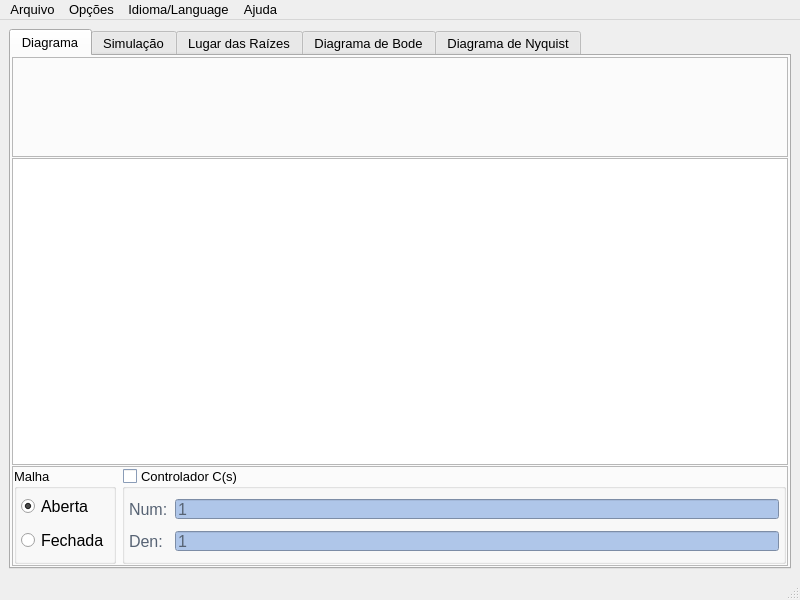
Qt form LabControle2/MainWindow.ui (miguelmoreto/labcontrole) before a commit.
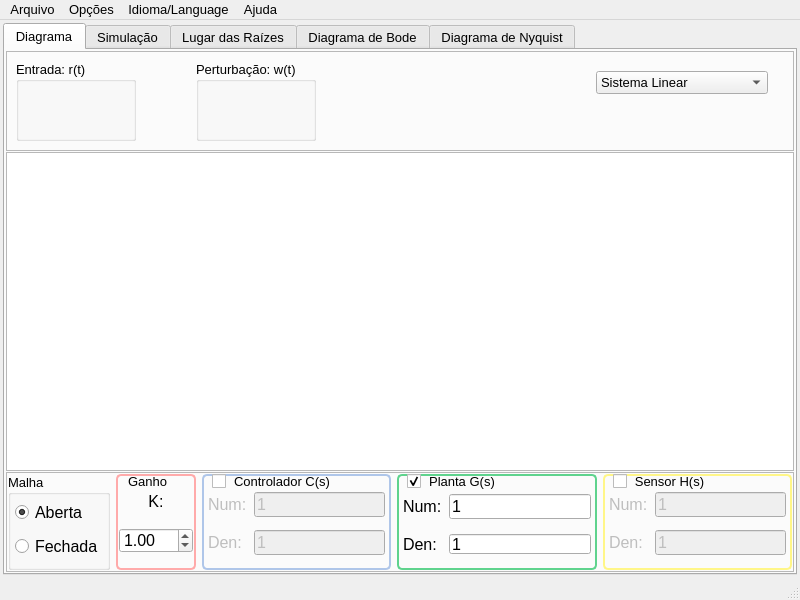
The same form after that commit. Custom widgets are drawn as their Qt base class.

```diff
--- a/LabControle2/MainWindow.ui
+++ b/LabControle2/MainWindow.ui
@@ -26,6 +26,9 @@
   </property>
   <widget class="QWidget" name="centralwidget">
    <layout class="QVBoxLayout" name="verticalLayout">
+    <property name="margin">
+     <number>3</number>
+    </property>
     <item>
      <widget class="QTabWidget" name="tabWidget">
       <property name="font">
@@ -63,6 +66,58 @@
           <property name="frameShadow">
            <enum>QFrame::Raised</enum>
           </property>
+          <widget class="QGroupBox" name="groupBoxRt">
+           <property name="geometry">
+            <rect>
+             <x>10</x>
+             <y>10</y>
+             <width>120</width>
+             <height>80</height>
+            </rect>
+           </property>
+           <property name="title">
+            <string>Entrada: r(t)</string>
+           </property>
+          </widget>
+          <widget class="QGroupBox" name="groupBoxWt">
+           <property name="geometry">
+            <rect>
+             <x>190</x>
+             <y>10</y>
+             <width>120</width>
+             <height>80</height>
+            </rect>
+           </property>
+           <property name="title">
+            <string>Perturbação: w(t)</string>
+           </property>
+          </widget>
+          <widget class="QComboBox" name="comboBoxSys">
+           <property name="geometry">
+            <rect>
+             <x>590</x>
+             <y>20</y>
+             <width>169</width>
+             <height>22</height>
+            </rect>
+           </property>
+           <property name="toolTip">
+            <string>Seleção do tipo de sistema a ser analisado</string>
+           </property>
+           <property name="sizeAdjustPolicy">
+            <enum>QComboBox::AdjustToContents</enum>
+           </property>
+           <item>
+            <property name="text">
+             <string>Sistema Linear</string>
+            </property>
+           </item>
+           <item>
+            <property name="text">
+             <string>Sistema não-linear (N/A)</string>
+            </property>
+           </item>
+          </widget>
          </widget>
         </item>
         <item>
@@ -92,6 +147,11 @@
            </property>
            <item>
             <widget class="QGroupBox" name="groupBoxMalha">
+             <property name="font">
+              <font>
+               <pointsize>10</pointsize>
+              </font>
+             </property>
              <property name="toolTip">
               <string>Abre/fecha a malha de realimentação</string>
              </property>
@@ -150,432 +210,168 @@
              </layout>
             </widget>
            </item>
+           <item>
+            <widget class="QGroupBox" name="groupBoxK">
+             <property name="minimumSize">
+              <size>
+               <width>80</width>
+               <height>0</height>
+              </size>
+             </property>
+             <property name="font">
+              <font>
+               <pointsize>10</pointsize>
+              </font>
+             </property>
+             <property name="toolTip">
+              <string>Ajuste do ganho de malha direta K</string>
+             </property>
+             <property name="styleSheet">
+              <string notr="true">QGroupBox {border-width: 2px; border-style: solid;
+border-color: rgb(255, 170, 170);
+border-radius: 5px;}
+QGroupBox::title {
+     background-color: transparent;
+     subcontrol-origin: border;
+     subcontrol-position: top left; /* position at the top center */
+     padding: 0 10px;
+ }</string>
+             </property>
+             <property name="title">
+              <string>Ganho</string>
+             </property>
+             <layout class="QVBoxLayout" name="verticalLayout_5">
+              <property name="leftMargin">
+               <number>1</number>
+              </property>
+              <property name="topMargin">
+               <number>4</number>
+              </property>
+              <property name="rightMargin">
+               <number>1</number>
+              </property>
+              <property name="bottomMargin">
+               <number>4</number>
+              </property>
+              <item>
+               <widget class="QLabel" name="labelK">
+                <property name="sizePolicy">
+                 <sizepolicy hsizetype="Expanding" vsizetype="Preferred">
+                  <horstretch>0</horstretch>
+                  <verstretch>0</verstretch>
+                 </sizepolicy>
+                </property>
+                <property name="minimumSize">
+                 <size>
+                  <width>0</width>
+                  <height>20</height>
+                 </size>
+                </property>
+                <property name="maximumSize">
+                 <size>
+                  <width>200</width>
+                  <height>20</height>
+                 </size>
+                </property>
+                <property name="font">
+                 <font>
+                  <pointsize>12</pointsize>
+                 </font>
+                </property>
+                <property name="toolTip">
+                 <string>Ajuste do ganho de malha direta K</string>
+                </property>
+                <property name="layoutDirection">
+                 <enum>Qt::LeftToRight</enum>
+                </property>
+                <property name="text">
+                 <string notr="true">K:</string>
+                </property>
+                <property name="alignment">
+                 <set>Qt::AlignCenter</set>
+                </property>
+               </widget>
+              </item>
+              <item>
+               <widget class="QDoubleSpinBox" name="doubleSpinBox">
+                <property name="sizePolicy">
+                 <sizepolicy hsizetype="Expanding" vsizetype="Fixed">
+                  <horstretch>0</horstretch>
+                  <verstretch>0</verstretch>
+                 </sizepolicy>
+                </property>
+                <property name="minimumSize">
+                 <size>
+                  <width>0</width>
+                  <height>25</height>
+                 </size>
+                </property>
+                <property name="maximumSize">
+                 <size>
+                  <width>16777215</width>
+                  <height>25</height>
+                 </size>
+                </property>
+                <property name="font">
+                 <font>
+                  <pointsize>12</pointsize>
+                  <weight>50</weight>
+                  <bold>false</bold>
+                 </font>
+                </property>
+                <property name="toolTip">
+                 <string>Ajuste do ganho de malha direta K</string>
+                </property>
+                <property name="minimum">
+                 <double>-200.000000000000000</double>
+                </property>
+                <property name="maximum">
+                 <double>200.000000000000000</double>
+                </property>
+                <property name="value">
+                 <double>1.000000000000000</double>
+                </property>
+               </widget>
+              </item>
+             </layout>
+            </widget>
+           </item>
            <item>
             <widget class="QGroupBox" name="groupBoxC">
              <property name="enabled">
               <bool>true</bool>
              </property>
-             <property name="palette">
-              <palette>
-               <active>
-                <colorrole role="WindowText">
-                 <brush brushstyle="SolidPattern">
-                  <color alpha="255">
-                   <red>0</red>
-                   <green>0</green>
-                   <blue>0</blue>
-                  </color>
-                 </brush>
-                </colorrole>
-                <colorrole role="Button">
-                 <brush brushstyle="SolidPattern">
-                  <color alpha="255">
-                   <red>175</red>
-                   <green>198</green>
-                   <blue>233</blue>
-                  </color>
-                 </brush>
-                </colorrole>
-                <colorrole role="Light">
-                 <brush brushstyle="SolidPattern">
-                  <color alpha="255">
-                   <red>255</red>
-                   <green>255</green>
-                   <blue>255</blue>
-                  </color>
-                 </brush>
-                </colorrole>
-                <colorrole role="Midlight">
-                 <brush brushstyle="SolidPattern">
-                  <color alpha="255">
-                   <red>215</red>
-                   <green>226</green>
-                   <blue>244</blue>
-                  </color>
-                 </brush>
-                </colorrole>
-                <colorrole role="Dark">
-                 <brush brushstyle="SolidPattern">
-                  <color alpha="255">
-                   <red>87</red>
-                   <green>99</green>
-                   <blue>116</blue>
-                  </color>
-                 </brush>
-                </colorrole>
-                <colorrole role="Mid">
-                 <brush brushstyle="SolidPattern">
-                  <color alpha="255">
-                   <red>117</red>
-                   <green>132</green>
-                   <blue>155</blue>
-                  </color>
-                 </brush>
-                </colorrole>
-                <colorrole role="Text">
-                 <brush brushstyle="SolidPattern">
-                  <color alpha="255">
-                   <red>0</red>
-                   <green>0</green>
-                   <blue>0</blue>
-                  </color>
-                 </brush>
-                </colorrole>
-                <colorrole role="BrightText">
-                 <brush brushstyle="SolidPattern">
-                  <color alpha="255">
-                   <red>255</red>
-                   <green>255</green>
-                   <blue>255</blue>
-                  </color>
-                 </brush>
-                </colorrole>
-                <colorrole role="ButtonText">
-                 <brush brushstyle="SolidPattern">
-                  <color alpha="255">
-                   <red>0</red>
-                   <green>0</green>
-                   <blue>0</blue>
-                  </color>
-                 </brush>
-                </colorrole>
-                <colorrole role="Base">
-                 <brush brushstyle="SolidPattern">
-                  <color alpha="255">
-                   <red>255</red>
-                   <green>255</green>
-                   <blue>255</blue>
-                  </color>
-                 </brush>
-                </colorrole>
-                <colorrole role="Window">
-                 <brush brushstyle="SolidPattern">
-                  <color alpha="255">
-                   <red>175</red>
-                   <green>198</green>
-                   <blue>233</blue>
-                  </color>
-                 </brush>
-                </colorrole>
-                <colorrole role="Shadow">
-                 <brush brushstyle="SolidPattern">
-                  <color alpha="255">
-                   <red>0</red>
-                   <green>0</green>
-                   <blue>0</blue>
-                  </color>
-                 </brush>
-                </colorrole>
-                <colorrole role="AlternateBase">
-                 <brush brushstyle="SolidPattern">
-                  <color alpha="255">
-                   <red>215</red>
-                   <green>226</green>
-                   <blue>244</blue>
-                  </color>
-                 </brush>
-                </colorrole>
-                <colorrole role="ToolTipBase">
-                 <brush brushstyle="SolidPattern">
-                  <color alpha="255">
-                   <red>255</red>
-                   <green>255</green>
-                   <blue>220</blue>
-                  </color>
-                 </brush>
-                </colorrole>
-                <colorrole role="ToolTipText">
-                 <brush brushstyle="SolidPattern">
-                  <color alpha="255">
-                   <red>0</red>
-                   <green>0</green>
-                   <blue>0</blue>
-                  </color>
-                 </brush>
-                </colorrole>
-               </active>
-               <inactive>
-                <colorrole role="WindowText">
-                 <brush brushstyle="SolidPattern">
-                  <color alpha="255">
-                   <red>0</red>
-                   <green>0</green>
-                   <blue>0</blue>
-                  </color>
-                 </brush>
-                </colorrole>
-                <colorrole role="Button">
-                 <brush brushstyle="SolidPattern">
-                  <color alpha="255">
-                   <red>175</red>
-                   <green>198</green>
-                   <blue>233</blue>
-                  </color>
-                 </brush>
-                </colorrole>
-                <colorrole role="Light">
-                 <brush brushstyle="SolidPattern">
-                  <color alpha="255">
-                   <red>255</red>
-                   <green>255</green>
-                   <blue>255</blue>
-                  </color>
-                 </brush>
-                </colorrole>
-                <colorrole role="Midlight">
-                 <brush brushstyle="SolidPattern">
-                  <color alpha="255">
-                   <red>215</red>
-                   <green>226</green>
-                   <blue>244</blue>
-                  </color>
-                 </brush>
-                </colorrole>
-                <colorrole role="Dark">
-                 <brush brushstyle="SolidPattern">
-                  <color alpha="255">
-                   <red>87</red>
-                   <green>99</green>
-                   <blue>116</blue>
-                  </color>
-                 </brush>
-                </colorrole>
-                <colorrole role="Mid">
-                 <brush brushstyle="SolidPattern">
-                  <color alpha="255">
-                   <red>117</red>
-                   <green>132</green>
-                   <blue>155</blue>
-                  </color>
-                 </brush>
-                </colorrole>
-                <colorrole role="Text">
-                 <brush brushstyle="SolidPattern">
-                  <color alpha="255">
-                   <red>0</red>
-                   <green>0</green>
-                   <blue>0</blue>
-                  </color>
-                 </brush>
-                </colorrole>
-                <colorrole role="BrightText">
-                 <brush brushstyle="SolidPattern">
-                  <color alpha="255">
-                   <red>255</red>
-                   <green>255</green>
-                   <blue>255</blue>
-                  </color>
-                 </brush>
-                </colorrole>
-                <colorrole role="ButtonText">
-                 <brush brushstyle="SolidPattern">
-                  <color alpha="255">
-                   <red>0</red>
-                   <green>0</green>
-                   <blue>0</blue>
-                  </color>
-                 </brush>
-                </colorrole>
-                <colorrole role="Base">
-                 <brush brushstyle="SolidPattern">
-                  <color alpha="255">
-                   <red>255</red>
-                   <green>255</green>
-                   <blue>255</blue>
-                  </color>
-                 </brush>
-                </colorrole>
-                <colorrole role="Window">
-                 <brush brushstyle="SolidPattern">
-                  <color alpha="255">
-                   <red>175</red>
-                   <green>198</green>
-                   <blue>233</blue>
-                  </color>
-                 </brush>
-                </colorrole>
-                <colorrole role="Shadow">
-                 <brush brushstyle="SolidPattern">
-                  <color alpha="255">
-                   <red>0</red>
-                   <green>0</green>
-                   <blue>0</blue>
-                  </color>
-                 </brush>
-                </colorrole>
-                <colorrole role="AlternateBase">
-                 <brush brushstyle="SolidPattern">
-                  <color alpha="255">
-                   <red>215</red>
-                   <green>226</green>
-                   <blue>244</blue>
-                  </color>
-                 </brush>
-                </colorrole>
-                <colorrole role="ToolTipBase">
-                 <brush brushstyle="SolidPattern">
-                  <color alpha="255">
-                   <red>255</red>
-                   <green>255</green>
-                   <blue>220</blue>
-                  </color>
-                 </brush>
-                </colorrole>
-                <colorrole role="ToolTipText">
-                 <brush brushstyle="SolidPattern">
-                  <color alpha="255">
-                   <red>0</red>
-                   <green>0</green>
-                   <blue>0</blue>
-                  </color>
-                 </brush>
-                </colorrole>
-               </inactive>
-               <disabled>
-                <colorrole role="WindowText">
-                 <brush brushstyle="SolidPattern">
-                  <color alpha="255">
-                   <red>87</red>
-                   <green>99</green>
-                   <blue>116</blue>
-                  </color>
-                 </brush>
-                </colorrole>
-                <colorrole role="Button">
-                 <brush brushstyle="SolidPattern">
-                  <color alpha="255">
-                   <red>175</red>
-                   <green>198</green>
-                   <blue>233</blue>
-                  </color>
-                 </brush>
-                </colorrole>
-                <colorrole role="Light">
-                 <brush brushstyle="SolidPattern">
-                  <color alpha="255">
-                   <red>255</red>
-                   <green>255</green>
-                   <blue>255</blue>
-                  </color>
-                 </brush>
-                </colorrole>
-                <colorrole role="Midlight">
-                 <brush brushstyle="SolidPattern">
-                  <color alpha="255">
-                   <red>215</red>
-                   <green>226</green>
-                   <blue>244</blue>
-                  </color>
-                 </brush>
-                </colorrole>
-                <colorrole role="Dark">
-                 <brush brushstyle="SolidPattern">
-                  <color alpha="255">
-                   <red>87</red>
-                   <green>99</green>
-                   <blue>116</blue>
-                  </color>
-                 </brush>
-                </colorrole>
-                <colorrole role="Mid">
-                 <brush brushstyle="SolidPattern">
-                  <color alpha="255">
-                   <red>117</red>
-                   <green>132</green>
-                   <blue>155</blue>
-                  </color>
-                 </brush>
-                </colorrole>
-                <colorrole role="Text">
-                 <brush brushstyle="SolidPattern">
-                  <color alpha="255">
-                   <red>87</red>
-                   <green>99</green>
-                   <blue>116</blue>
-                  </color>
-                 </brush>
-                </colorrole>
-                <colorrole role="BrightText">
-                 <brush brushstyle="SolidPattern">
-                  <color alpha="255">
-                   <red>255</red>
-                   <green>255</green>
-                   <blue>255</blue>
-                  </color>
-                 </brush>
-                </colorrole>
-                <colorrole role="ButtonText">
-                 <brush brushstyle="SolidPattern">
-                  <color alpha="255">
-                   <red>87</red>
-                   <green>99</green>
-                   <blue>116</blue>
-                  </color>
-                 </brush>
-                </colorrole>
-                <colorrole role="Base">
-                 <brush brushstyle="SolidPattern">
-                  <color alpha="255">
-                   <red>175</red>
-                   <green>198</green>
-                   <blue>233</blue>
-                  </color>
-                 </brush>
-                </colorrole>
-                <colorrole role="Window">
-                 <brush brushstyle="SolidPattern">
-                  <color alpha="255">
-                   <red>175</red>
-                   <green>198</green>
-                   <blue>233</blue>
-                  </color>
-                 </brush>
-                </colorrole>
-                <colorrole role="Shadow">
-                 <brush brushstyle="SolidPattern">
-                  <color alpha="255">
-                   <red>0</red>
-                   <green>0</green>
-                   <blue>0</blue>
-                  </color>
-                 </brush>
-                </colorrole>
-                <colorrole role="AlternateBase">
-                 <brush brushstyle="SolidPattern">
-                  <color alpha="255">
-                   <red>175</red>
-                   <green>198</green>
-                   <blue>233</blue>
-                  </color>
-                 </brush>
-                </colorrole>
-                <colorrole role="ToolTipBase">
-                 <brush brushstyle="SolidPattern">
-                  <color alpha="255">
-                   <red>255</red>
-                   <green>255</green>
-                   <blue>220</blue>
-                  </color>
-                 </brush>
-                </colorrole>
-                <colorrole role="ToolTipText">
-                 <brush brushstyle="SolidPattern">
-                  <color alpha="255">
-                   <red>0</red>
-                   <green>0</green>
-                   <blue>0</blue>
-                  </color>
-                 </brush>
-                </colorrole>
-               </disabled>
-              </palette>
+             <property name="minimumSize">
+              <size>
+               <width>150</width>
+               <height>0</height>
+              </size>
+             </property>
+             <property name="font">
+              <font>
+               <pointsize>10</pointsize>
+              </font>
              </property>
              <property name="toolTip">
               <string>Habilita/desabilita o controlador</string>
              </property>
+             <property name="styleSheet">
+              <string notr="true">QGroupBox {border-width: 2px; border-style: solid;
+border-color: rgb(175, 198, 233);
+border-radius: 5px;}
+QGroupBox::title {
+     background-color: transparent;
+     subcontrol-origin: border;
+     subcontrol-position: top left; /* position at the top center */
+     padding: 0 10px;
+ }</string>
+             </property>
              <property name="title">
               <string>Controlador C(s)</string>
              </property>
+             <property name="alignment">
+              <set>Qt::AlignLeading|Qt::AlignLeft|Qt::AlignTop</set>
+             </property>
              <property name="checkable">
               <bool>true</bool>
              </property>
@@ -583,9 +379,21 @@
               <bool>false</bool>
              </property>
              <layout class="QGridLayout" name="gridLayout">
-              <property name="margin">
+              <property name="leftMargin">
                <number>4</number>
               </property>
+              <property name="topMargin">
+               <number>4</number>
+              </property>
+              <property name="rightMargin">
+               <number>4</number>
+              </property>
+              <property name="bottomMargin">
+               <number>0</number>
+              </property>
+              <property name="verticalSpacing">
+               <number>1</number>
+              </property>
               <item row="0" column="0">
                <widget class="QLabel" name="labelCnum">
                 <property name="minimumSize">
@@ -621,13 +429,13 @@
                 <property name="minimumSize">
                  <size>
                   <width>0</width>
-                  <height>20</height>
+                  <height>25</height>
                  </size>
                 </property>
                 <property name="maximumSize">
                  <size>
                   <width>16777215</width>
-                  <height>20</height>
+                  <height>25</height>
                  </size>
                 </property>
                 <property name="font">
@@ -678,13 +486,13 @@
                 <property name="minimumSize">
                  <size>
                   <width>0</width>
-                  <height>20</height>
+                  <height>25</height>
                  </size>
                 </property>
                 <property name="maximumSize">
                  <size>
                   <width>16777215</width>
-                  <height>20</height>
+                  <height>25</height>
                  </size>
                 </property>
                 <property name="font">
@@ -703,6 +511,329 @@
              </layout>
             </widget>
            </item>
+           <item>
+            <widget class="QGroupBox" name="groupBoxG">
+             <property name="minimumSize">
+              <size>
+               <width>200</width>
+               <height>0</height>
+              </size>
+             </property>
+             <property name="font">
+              <font>
+               <pointsize>10</pointsize>
+              </font>
+             </property>
+             <property name="toolTip">
+              <string>Habilita/desabilita a planta</string>
+             </property>
+             <property name="styleSheet">
+              <string notr="true">QGroupBox {border-width: 2px; border-style: solid;
+border-color: rgb(95, 211, 141);
+border-radius: 5px;}
+QGroupBox::title {
+     background-color: transparent;
+     subcontrol-origin: border;
+     subcontrol-position: top left; /* position at the top center */
+     padding: 0 10px;
+ }</string>
+             </property>
+             <property name="title">
+              <string>Planta G(s)</string>
+             </property>
+             <property name="alignment">
+              <set>Qt::AlignLeading|Qt::AlignLeft|Qt::AlignTop</set>
+             </property>
+             <property name="checkable">
+              <bool>true</bool>
+             </property>
+             <layout class="QGridLayout" name="gridLayout_2">
+              <property name="leftMargin">
+               <number>4</number>
+              </property>
+              <property name="topMargin">
+               <number>4</number>
+              </property>
+              <property name="rightMargin">
+               <number>4</number>
+              </property>
+              <property name="bottomMargin">
+               <number>0</number>
+              </property>
+              <property name="verticalSpacing">
+               <number>1</number>
+              </property>
+              <item row="0" column="0">
+               <widget class="QLabel" name="labelGnum">
+                <property name="minimumSize">
+                 <size>
+                  <width>40</width>
+                  <height>0</height>
+                 </size>
+                </property>
+                <property name="maximumSize">
+                 <size>
+                  <width>40</width>
+                  <height>16777215</height>
+                 </size>
+                </property>
+                <property name="font">
+                 <font>
+                  <pointsize>12</pointsize>
+                 </font>
+                </property>
+                <property name="text">
+                 <string notr="true">Num:</string>
+                </property>
+               </widget>
+              </item>
+              <item row="0" column="1">
+               <widget class="QLineEdit" name="lineEditGnum">
+                <property name="minimumSize">
+                 <size>
+                  <width>0</width>
+                  <height>25</height>
+                 </size>
+                </property>
+                <property name="maximumSize">
+                 <size>
+                  <width>16777215</width>
+                  <height>25</height>
+                 </size>
+                </property>
+                <property name="font">
+                 <font>
+                  <pointsize>12</pointsize>
+                 </font>
+                </property>
+                <property name="toolTip">
+                 <string>Numerador da planta G(s)</string>
+                </property>
+                <property name="text">
+                 <string notr="true">1</string>
+                </property>
+               </widget>
+              </item>
+              <item row="1" column="0">
+               <widget class="QLabel" name="labelGden">
+                <property name="minimumSize">
+                 <size>
+                  <width>40</width>
+                  <height>0</height>
+                 </size>
+                </property>
+                <property name="maximumSize">
+                 <size>
+                  <width>40</width>
+                  <height>16777215</height>
+                 </size>
+                </property>
+                <property name="font">
+                 <font>
+                  <pointsize>12</pointsize>
+                 </font>
+                </property>
+                <property name="text">
+                 <string notr="true">Den:</string>
+                </property>
+               </widget>
+              </item>
+              <item row="1" column="1">
+               <widget class="QLineEdit" name="lineEditGden">
+                <property name="minimumSize">
+                 <size>
+                  <width>0</width>
+                  <height>20</height>
+                 </size>
+                </property>
+                <property name="maximumSize">
+                 <size>
+                  <width>16777215</width>
+                  <height>20</height>
+                 </size>
+                </property>
+                <property name="font">
+                 <font>
+                  <pointsize>12</pointsize>
+                 </font>
+                </property>
+                <property name="toolTip">
+                 <string>Denominador da planta G(s)</string>
+                </property>
+                <property name="text">
+                 <string notr="true">1</string>
+                </property>
+               </widget>
+              </item>
+             </layout>
+            </widget>
+           </item>
+           <item>
+            <widget class="QGroupBox" name="groupBoxH">
+             <property name="minimumSize">
+              <size>
+               <width>150</width>
+               <height>0</height>
+              </size>
+             </property>
+             <property name="font">
+              <font>
+               <pointsize>10</pointsize>
+              </font>
+             </property>
+             <property name="toolTip">
+              <string>Habilita/desabilita o sensor</string>
+             </property>
+             <property name="styleSheet">
+              <string notr="true">QGroupBox {border-width: 2px; border-style: solid;
+border-color: rgb(255, 246, 136);
+border-radius: 5px;}
+QGroupBox::title {
+     background-color: transparent;
+     subcontrol-origin: border;
+     subcontrol-position: top left; /* position at the top center */
+     padding: 0 10px;
+ }</string>
+             </property>
+             <property name="title">
+              <string>Sensor H(s)</string>
+             </property>
+             <property name="alignment">
+              <set>Qt::AlignLeading|Qt::AlignLeft|Qt::AlignTop</set>
+             </property>
+             <property name="checkable">
+              <bool>true</bool>
+             </property>
+             <property name="checked">
+              <bool>false</bool>
+             </property>
+             <layout class="QGridLayout" name="gridLayout_3">
+              <property name="leftMargin">
+               <number>4</number>
+              </property>
+              <property name="topMargin">
+               <number>4</number>
+              </property>
+              <property name="rightMargin">
+               <number>4</number>
+              </property>
+              <property name="bottomMargin">
+               <number>0</number>
+              </property>
+              <property name="verticalSpacing">
+               <number>1</number>
+              </property>
+              <item row="0" column="0">
+               <widget class="QLabel" name="labelHnum">
+                <property name="minimumSize">
+                 <size>
+                  <width>40</width>
+                  <height>0</height>
+                 </size>
+                </property>
+                <property name="maximumSize">
+                 <size>
+                  <width>40</width>
+                  <height>16777215</height>
+                 </size>
+                </property>
+                <property name="font">
+                 <font>
+                  <pointsize>12</pointsize>
+                 </font>
+                </property>
+                <property name="toolTip">
+                 <string>Denominador do sensor H(s)</string>
+                </property>
+                <property name="text">
+                 <string notr="true">Num:</string>
+                </property>
+               </widget>
+              </item>
+              <item row="0" column="1">
+               <widget class="QLineEdit" name="lineEditHnum">
+                <property name="minimumSize">
+                 <size>
+                  <width>0</width>
+                  <height>25</height>
+                 </size>
+                </property>
+                <property name="maximumSize">
+                 <size>
+                  <width>16777215</width>
+                  <height>25</height>
+                 </size>
+                </property>
+                <property name="font">
+                 <font>
+                  <pointsize>12</pointsize>
+                 </font>
+                </property>
+                <property name="toolTip">
+                 <string>Numerador do sensor H(s)</string>
+                </property>
+                <property name="text">
+                 <string notr="true">1</string>
+                </property>
+               </widget>
+              </item>
+              <item row="1" column="0">
+               <widget class="QLabel" name="labelHden">
+                <property name="minimumSize">
+                 <size>
+                  <width>40</width>
+                  <height>0</height>
+                 </size>
+                </property>
+                <property name="maximumSize">
+                 <size>
+                  <width>40</width>
+                  <height>16777215</height>
+                 </size>
+                </property>
+                <property name="font">
+                 <font>
+                  <pointsize>12</pointsize>
+                 </font>
+                </property>
+                <property name="toolTip">
+                 <string>Denominador do sensor H(s)</string>
+                </property>
+                <property name="text">
+                 <string notr="true">Den:</string>
+                </property>
+               </widget>
+              </item>
+              <item row="1" column="1">
+               <widget class="QLineEdit" name="lineEditHden">
+                <property name="minimumSize">
+                 <size>
+                  <width>0</width>
+                  <height>25</height>
+                 </size>
+                </property>
+                <property name="maximumSize">
+                 <size>
+                  <width>16777215</width>
+                  <height>25</height>
+                 </size>
+                </property>
+                <property name="font">
+                 <font>
+                  <pointsize>12</pointsize>
+                 </font>
+                </property>
+                <property name="toolTip">
+                 <string>Denominador do sensor H(s)</string>
+                </property>
+                <property name="text">
+                 <string notr="true">1</string>
+                </property>
+               </widget>
+              </item>
+             </layout>
+            </widget>
+           </item>
           </layout>
          </widget>
         </item>
```
Left out of the diff: 1 changed line with no effect on the pictures.
